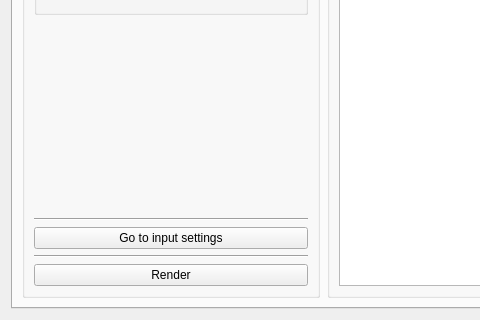
Above: project.ui from ShadobaDev/Platemaker-qt before the change; both pictures show x 0 to 480 and y 411 to 731 of the 646 by 731 pixel window. Below: the same form after it.
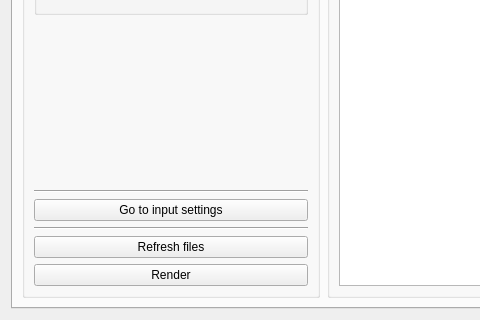
That is the form after the change.

Commit message: feat(rendering): implement partial re-rendering and add refresh functionality for input/output files

```diff
--- a/project.ui
+++ b/project.ui
@@ -517,6 +517,16 @@
             </property>
            </widget>
           </item>
+          <item>
+           <widget class="QPushButton" name="pushButtonRefresh">
+            <property name="toolTip">
+             <string>Re-scan input and output files on disk and update their status (detects deleted or externally modified outputs).</string>
+            </property>
+            <property name="text">
+             <string>Refresh files</string>
+            </property>
+           </widget>
+          </item>
           <item>
            <widget class="QPushButton" name="pushButtonRender">
             <property name="text">
```
The commit also changes 7 other files.
